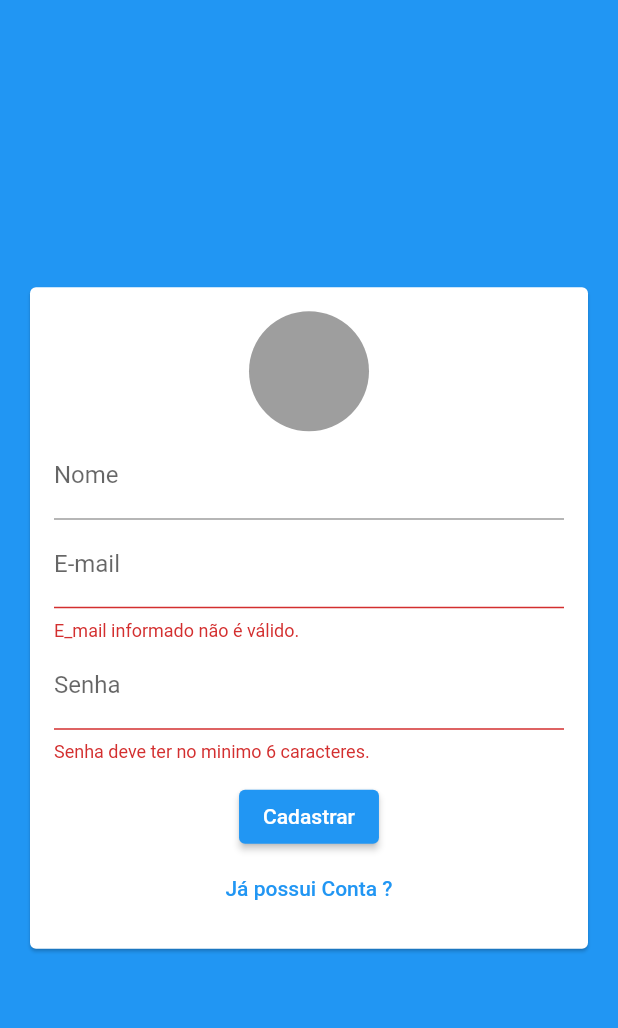
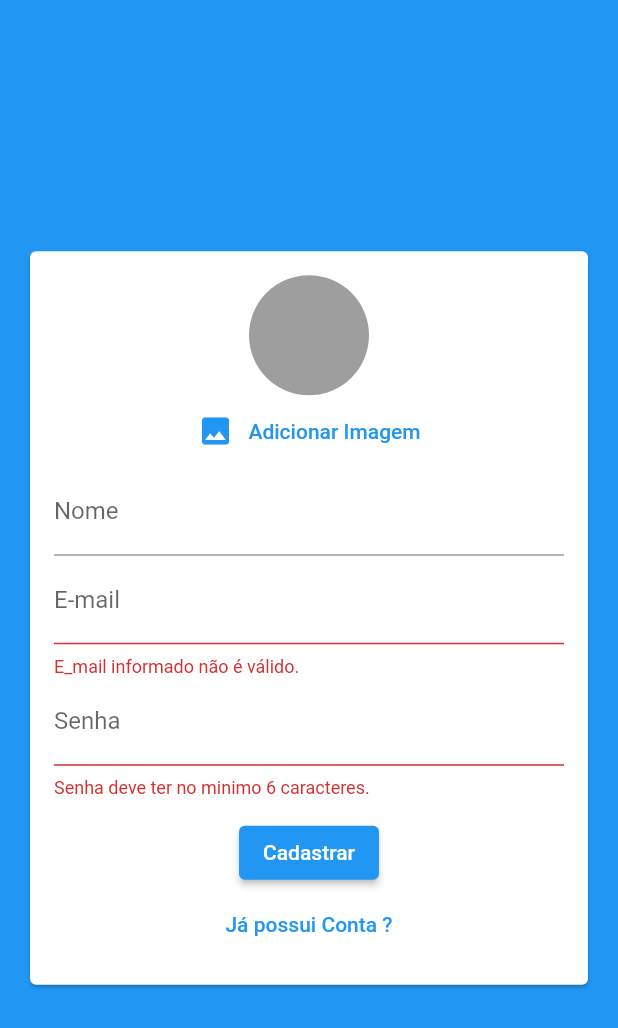
Before and after one commit to Icimm/chat, a Flutter app: the screen it shows after launch, after a tap on "Entrar", after a tap on "Criar uma nova conta ?", on a phone screen of 412 x 824 dp. Shown: the top 1028 px of the screen. Run offline on Flutter 3.47's test engine with Material 2 defaults, Android fonts, the phone set to English and light mode, and no system bars; our stand-ins replace image_picker; missing offline and left inert: dart:html.

Commit message:
refactor code

```diff
--- a/lib/components/user_image_picker.dart
+++ b/lib/components/user_image_picker.dart
@@ -1,18 +1,36 @@
 import 'dart:io';
 import 'package:flutter/material.dart';
+import 'package:image_picker/image_picker.dart';
 
 class UserImagePicker extends StatefulWidget {
   final void Function(File image) onImagePick;
 
-  const UserImagePicker({
-    required this.onImagePick,
-    super.key});
+  const UserImagePicker({required this.onImagePick, super.key});
 
   @override
   State<UserImagePicker> createState() => _UserImagePickerState();
 }
 
 class _UserImagePickerState extends State<UserImagePicker> {
+  File? _Image;
+
+  Future<void> _pickImage() async {
+    final picker = ImagePicker();
+    final pickedImage = await picker.pickImage(
+      source: ImageSource.gallery,
+      imageQuality: 50,
+      maxWidth: 150,
+    );
+
+    if (pickedImage != null) {
+      setState(() {
+        _Image = File(pickedImage.path);
+      });
+
+      widget.onImagePick(_Image!);
+    }
+  }
+
   @override
   Widget build(BuildContext context) {
     return Column(
@@ -20,6 +38,21 @@ class _UserImagePickerState extends State<UserImagePicker> {
         CircleAvatar(
           radius: 40,
           backgroundColor: Colors.grey,
+          backgroundImage: _Image != null ? FileImage(_Image!) : null,
+        ),
+        TextButton(
+          onPressed: _pickImage,
+          child: Row(
+            mainAxisAlignment: MainAxisAlignment.center,
+            children: [
+              Icon(
+                Icons.image,
+                color: Theme.of(context).primaryColor,
+              ),
+              SizedBox(width: 10),
+              Text('Adicionar Imagem')
+            ],
+          ),
         ),
       ],
     );
```
